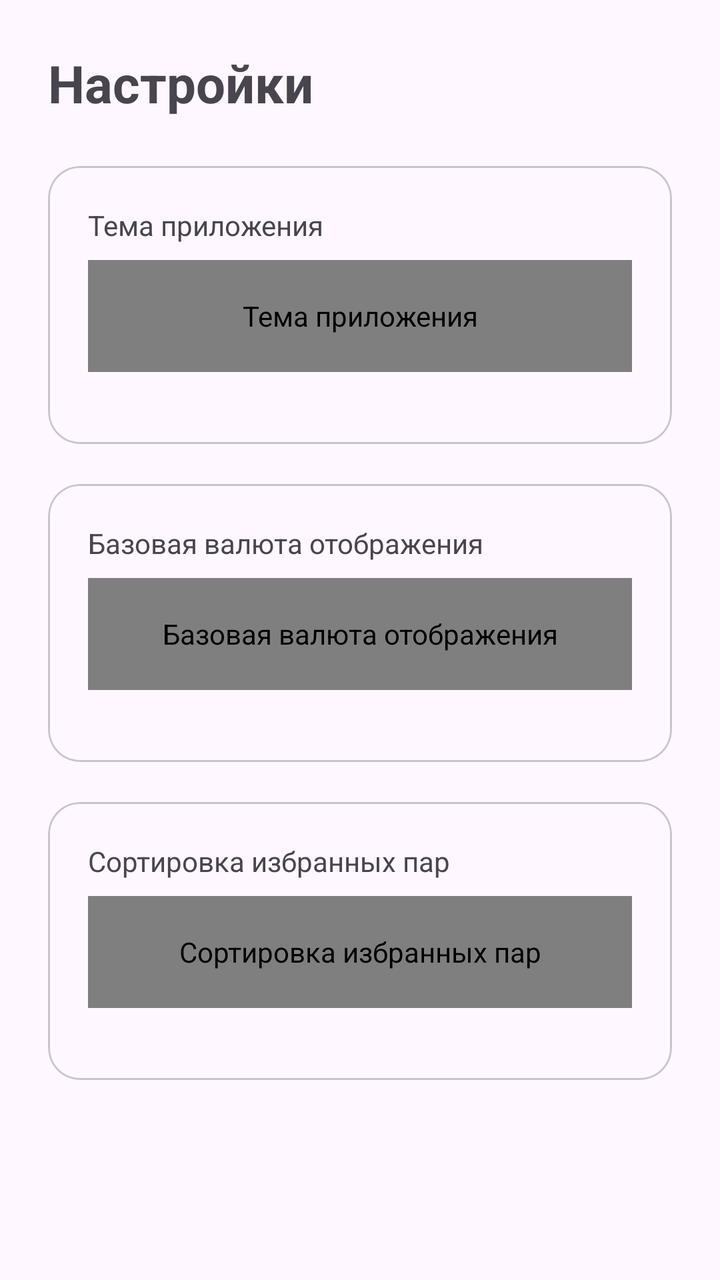
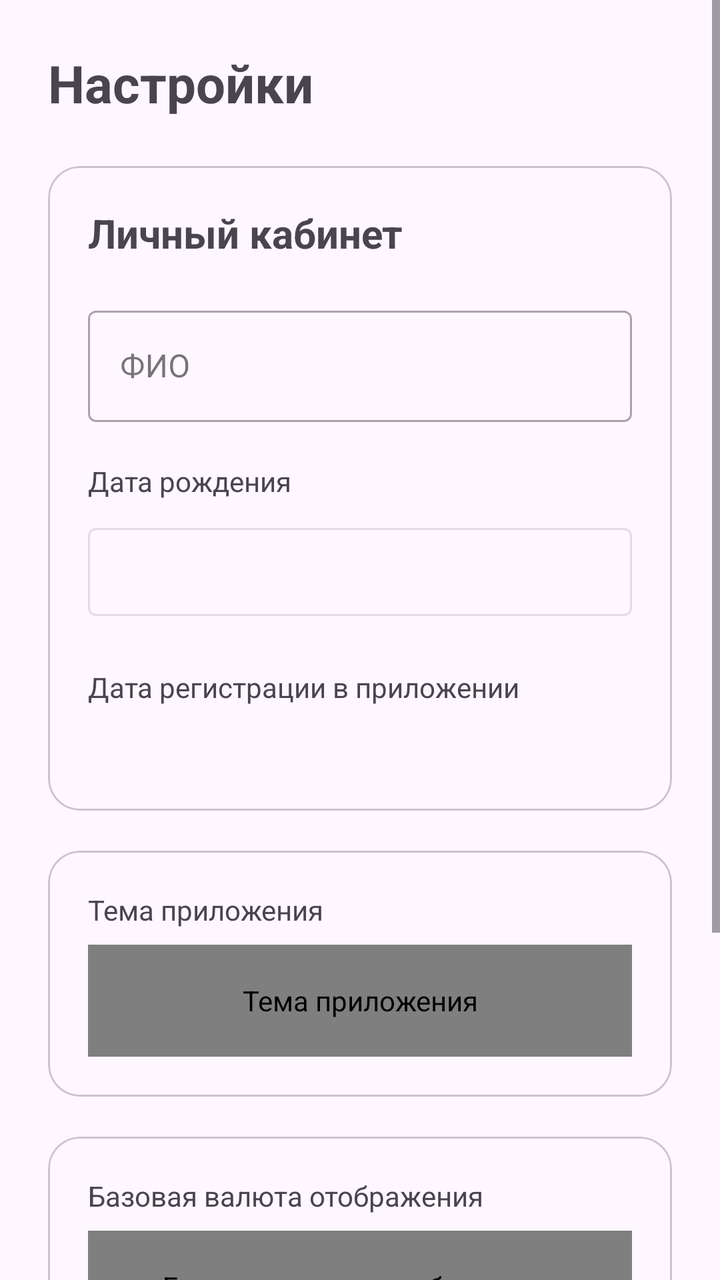

Before-and-after screenshots of an Android layout around one commit, followed by the original layout XML and the change that was made.
<!-- AndroidManifest.xml: application theme Theme.CurrencyApp -->
<!-- res/layout/fragment_settings.xml -->
<?xml version="1.0" encoding="utf-8"?>
<ScrollView xmlns:android="http://schemas.android.com/apk/res/android" xmlns:app="http://schemas.android.com/apk/res-auto" android:layout_width="match_parent" android:layout_height="match_parent" android:fillViewport="true" android:clipToPadding="false">
    <LinearLayout android:layout_width="match_parent" android:layout_height="wrap_content" android:orientation="vertical" android:padding="24dp">
        <TextView android:id="@+id/screenTitle" android:layout_width="match_parent" android:layout_height="wrap_content" android:text="Настройки" android:textSize="26sp" android:lineSpacingExtra="4dp" android:layout_marginBottom="24dp" android:textStyle="bold"/>
        <com.google.android.material.card.MaterialCardView android:id="@+id/themeCard" android:layout_width="match_parent" android:layout_height="wrap_content" android:layout_marginBottom="20dp" app:cardCornerRadius="16dp" app:cardElevation="0dp" app:strokeWidth="1dp" app:strokeColor="?attr/colorOutlineVariant">
            <LinearLayout android:layout_width="match_parent" android:layout_height="wrap_content" android:orientation="vertical" android:padding="20dp">
                <TextView android:id="@+id/themeLabel" android:layout_width="match_parent" android:layout_height="wrap_content" android:text="Тема приложения" android:textSize="14sp" android:lineSpacingExtra="4dp" android:layout_marginBottom="8dp" android:textColor="?attr/colorOnSurfaceVariant"/>
                <com.example.currencyapp.ui.main.DropdownSpinner android:id="@+id/theme" android:layout_width="match_parent" android:layout_height="56dp" android:layout_marginBottom="16dp" android:contentDescription="Тема приложения"/>
            </LinearLayout>
        </com.google.android.material.card.MaterialCardView>
        <com.google.android.material.card.MaterialCardView android:id="@+id/baseCard" android:layout_width="match_parent" android:layout_height="wrap_content" android:layout_marginBottom="20dp" app:cardCornerRadius="16dp" app:cardElevation="0dp" app:strokeWidth="1dp" app:strokeColor="?attr/colorOutlineVariant">
            <LinearLayout android:layout_width="match_parent" android:layout_height="wrap_content" android:orientation="vertical" android:padding="20dp">
                <TextView android:id="@+id/baseLabel" android:layout_width="match_parent" android:layout_height="wrap_content" android:text="Базовая валюта отображения" android:textSize="14sp" android:lineSpacingExtra="4dp" android:layout_marginBottom="8dp" android:textColor="?attr/colorOnSurfaceVariant"/>
                <com.example.currencyapp.ui.main.DropdownSpinner android:id="@+id/base" android:layout_width="match_parent" android:layout_height="56dp" android:layout_marginBottom="16dp" android:contentDescription="Базовая валюта отображения"/>
            </LinearLayout>
        </com.google.android.material.card.MaterialCardView>
        <com.google.android.material.card.MaterialCardView android:id="@+id/sortCard" android:layout_width="match_parent" android:layout_height="wrap_content" android:layout_marginBottom="20dp" app:cardCornerRadius="16dp" app:cardElevation="0dp" app:strokeWidth="1dp" app:strokeColor="?attr/colorOutlineVariant">
            <LinearLayout android:layout_width="match_parent" android:layout_height="wrap_content" android:orientation="vertical" android:padding="20dp">
                <TextView android:id="@+id/sortLabel" android:layout_width="match_parent" android:layout_height="wrap_content" android:text="Сортировка избранных пар" android:textSize="14sp" android:lineSpacingExtra="4dp" android:layout_marginBottom="8dp" android:textColor="?attr/colorOnSurfaceVariant"/>
                <com.example.currencyapp.ui.main.DropdownSpinner android:id="@+id/sort" android:layout_width="match_parent" android:layout_height="56dp" android:layout_marginBottom="16dp" android:contentDescription="Сортировка избранных пар"/>
            </LinearLayout>
        </com.google.android.material.card.MaterialCardView>
    </LinearLayout>
</ScrollView>
<!-- resources referenced by this layout -->
<resources>
  <style name="Theme.CurrencyApp" parent="Base.Theme.CurrencyApp" />
  <style name="Base.Theme.CurrencyApp" parent="Theme.Material3.DayNight.NoActionBar">
          
          
      </style>
</resources>

<!-- the commit's change to res/layout/fragment_settings.xml (unified diff, before → after) -->
@@ -2,22 +2,34 @@
 <ScrollView xmlns:android="http://schemas.android.com/apk/res/android" xmlns:app="http://schemas.android.com/apk/res-auto" android:layout_width="match_parent" android:layout_height="match_parent" android:fillViewport="true" android:clipToPadding="false">
     <LinearLayout android:layout_width="match_parent" android:layout_height="wrap_content" android:orientation="vertical" android:padding="24dp">
         <TextView android:id="@+id/screenTitle" android:layout_width="match_parent" android:layout_height="wrap_content" android:text="Настройки" android:textSize="26sp" android:lineSpacingExtra="4dp" android:layout_marginBottom="24dp" android:textStyle="bold"/>
+        <com.google.android.material.card.MaterialCardView android:id="@+id/profileCard" android:layout_width="match_parent" android:layout_height="wrap_content" android:layout_marginBottom="20dp" app:cardCornerRadius="16dp" app:cardElevation="0dp" app:strokeWidth="1dp" app:strokeColor="?attr/colorOutlineVariant">
+            <LinearLayout android:layout_width="match_parent" android:layout_height="wrap_content" android:orientation="vertical" android:padding="20dp">
+                <TextView android:layout_width="match_parent" android:layout_height="wrap_content" android:text="Личный кабинет" android:textSize="20sp" android:textStyle="bold" android:layout_marginBottom="20dp"/>
+                <com.google.android.material.textfield.TextInputLayout android:layout_width="match_parent" android:layout_height="wrap_content" android:hint="ФИО" android:layout_marginBottom="20dp" style="@style/Widget.MaterialComponents.TextInputLayout.OutlinedBox">
+                    <com.google.android.material.textfield.TextInputEditText android:id="@+id/fullName" android:layout_width="match_parent" android:layout_height="wrap_content" android:inputType="textPersonName|textCapWords" android:maxLength="120" android:autofillHints="personName"/>
+                </com.google.android.material.textfield.TextInputLayout>
+                <TextView android:layout_width="match_parent" android:layout_height="wrap_content" android:text="Дата рождения" android:textSize="14sp" android:textColor="?attr/colorOnSurfaceVariant" android:layout_marginBottom="8dp"/>
+                <com.google.android.material.button.MaterialButton android:id="@+id/birthDate" android:layout_width="match_parent" android:layout_height="wrap_content" android:minHeight="56dp" style="@style/Widget.MaterialComponents.Button.OutlinedButton" android:layout_marginBottom="20dp"/>
+                <TextView android:layout_width="match_parent" android:layout_height="wrap_content" android:text="Дата регистрации в приложении" android:textSize="14sp" android:textColor="?attr/colorOnSurfaceVariant" android:layout_marginBottom="8dp"/>
+                <TextView android:id="@+id/registeredAt" android:layout_width="match_parent" android:layout_height="wrap_content" android:textSize="18sp"/>
+            </LinearLayout>
+        </com.google.android.material.card.MaterialCardView>
         <com.google.android.material.card.MaterialCardView android:id="@+id/themeCard" android:layout_width="match_parent" android:layout_height="wrap_content" android:layout_marginBottom="20dp" app:cardCornerRadius="16dp" app:cardElevation="0dp" app:strokeWidth="1dp" app:strokeColor="?attr/colorOutlineVariant">
             <LinearLayout android:layout_width="match_parent" android:layout_height="wrap_content" android:orientation="vertical" android:padding="20dp">
                 <TextView android:id="@+id/themeLabel" android:layout_width="match_parent" android:layout_height="wrap_content" android:text="Тема приложения" android:textSize="14sp" android:lineSpacingExtra="4dp" android:layout_marginBottom="8dp" android:textColor="?attr/colorOnSurfaceVariant"/>
-                <com.example.currencyapp.ui.main.DropdownSpinner android:id="@+id/theme" android:layout_width="match_parent" android:layout_height="56dp" android:layout_marginBottom="16dp" android:contentDescription="Тема приложения"/>
+                <com.example.currencyapp.ui.main.DropdownSpinner android:id="@+id/theme" android:layout_width="match_parent" android:layout_height="56dp" android:contentDescription="Тема приложения"/>
             </LinearLayout>
         </com.google.android.material.card.MaterialCardView>
         <com.google.android.material.card.MaterialCardView android:id="@+id/baseCard" android:layout_width="match_parent" android:layout_height="wrap_content" android:layout_marginBottom="20dp" app:cardCornerRadius="16dp" app:cardElevation="0dp" app:strokeWidth="1dp" app:strokeColor="?attr/colorOutlineVariant">
             <LinearLayout android:layout_width="match_parent" android:layout_height="wrap_content" android:orientation="vertical" android:padding="20dp">
                 <TextView android:id="@+id/baseLabel" android:layout_width="match_parent" android:layout_height="wrap_content" android:text="Базовая валюта отображения" android:textSize="14sp" android:lineSpacingExtra="4dp" android:layout_marginBottom="8dp" android:textColor="?attr/colorOnSurfaceVariant"/>
-                <com.example.currencyapp.ui.main.DropdownSpinner android:id="@+id/base" android:layout_width="match_parent" android:layout_height="56dp" android:layout_marginBottom="16dp" android:contentDescription="Базовая валюта отображения"/>
+                <com.example.currencyapp.ui.main.DropdownSpinner android:id="@+id/base" android:layout_width="match_parent" android:layout_height="56dp" android:contentDescription="Базовая валюта отображения"/>
             </LinearLayout>
         </com.google.android.material.card.MaterialCardView>
         <com.google.android.material.card.MaterialCardView android:id="@+id/sortCard" android:layout_width="match_parent" android:layout_height="wrap_content" android:layout_marginBottom="20dp" app:cardCornerRadius="16dp" app:cardElevation="0dp" app:strokeWidth="1dp" app:strokeColor="?attr/colorOutlineVariant">
             <LinearLayout android:layout_width="match_parent" android:layout_height="wrap_content" android:orientation="vertical" android:padding="20dp">
                 <TextView android:id="@+id/sortLabel" android:layout_width="match_parent" android:layout_height="wrap_content" android:text="Сортировка избранных пар" android:textSize="14sp" android:lineSpacingExtra="4dp" android:layout_marginBottom="8dp" android:textColor="?attr/colorOnSurfaceVariant"/>
-                <com.example.currencyapp.ui.main.DropdownSpinner android:id="@+id/sort" android:layout_width="match_parent" android:layout_height="56dp" android:layout_marginBottom="16dp" android:contentDescription="Сортировка избранных пар"/>
+                <com.example.currencyapp.ui.main.DropdownSpinner android:id="@+id/sort" android:layout_width="match_parent" android:layout_height="56dp" android:contentDescription="Сортировка избранных пар"/>
             </LinearLayout>
         </com.google.android.material.card.MaterialCardView>
     </LinearLayout>
